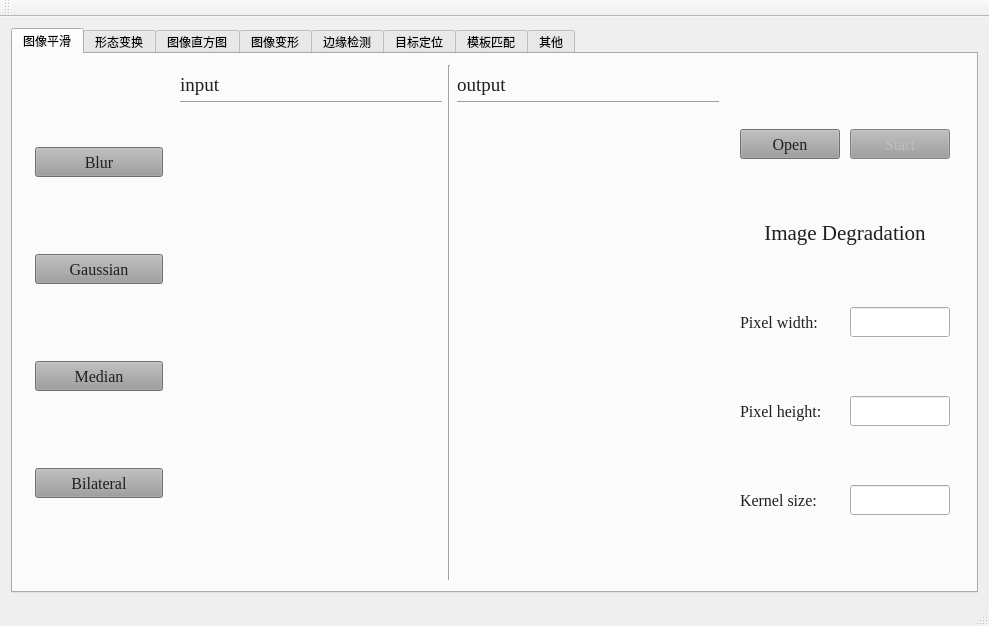
First picture: the form in Hi_Opencv/Hi_Opencv/Hi_Opencv.ui, repository weifenglin/opencv, before the edit.
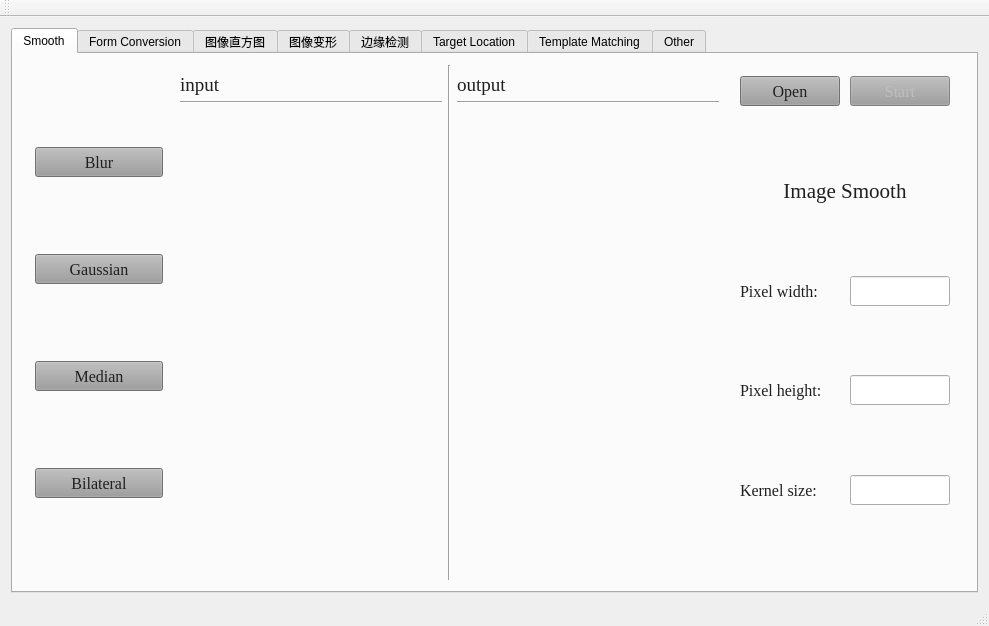
Second picture: the form after the edit. The open tabs and pages were chosen to show the change. Icons and pictures are not drawn.

The edit to the form file:
```diff
--- a/Hi_Opencv/Hi_Opencv/Hi_Opencv.ui
+++ b/Hi_Opencv/Hi_Opencv/Hi_Opencv.ui
@@ -37,7 +37,7 @@
       </property>
       <widget class="QWidget" name="tab">
        <attribute name="title">
-        <string>图像平滑</string>
+        <string>Smooth</string>
        </attribute>
        <layout class="QHBoxLayout" name="horizontalLayout_14">
         <item>
@@ -451,6 +451,19 @@
              </item>
             </layout>
            </item>
+           <item>
+            <spacer name="verticalSpacer">
+             <property name="orientation">
+              <enum>Qt::Vertical</enum>
+             </property>
+             <property name="sizeHint" stdset="0">
+              <size>
+               <width>20</width>
+               <height>40</height>
+              </size>
+             </property>
+            </spacer>
+           </item>
            <item>
             <widget class="QLabel" name="label_3">
              <property name="sizePolicy">
@@ -485,13 +498,26 @@
 color: rgb(31, 31, 31);</string>
              </property>
              <property name="text">
-              <string>Image Degradation</string>
+              <string>Image Smooth</string>
              </property>
              <property name="alignment">
               <set>Qt::AlignCenter</set>
              </property>
             </widget>
            </item>
+           <item>
+            <spacer name="verticalSpacer_2">
+             <property name="orientation">
+              <enum>Qt::Vertical</enum>
+             </property>
+             <property name="sizeHint" stdset="0">
+              <size>
+               <width>20</width>
+               <height>40</height>
+              </size>
+             </property>
+            </spacer>
+           </item>
            <item>
             <layout class="QHBoxLayout" name="horizontalLayout_3">
              <item>
@@ -556,6 +582,19 @@
              </item>
             </layout>
            </item>
+           <item>
+            <spacer name="verticalSpacer_3">
+             <property name="orientation">
+              <enum>Qt::Vertical</enum>
+             </property>
+             <property name="sizeHint" stdset="0">
+              <size>
+               <width>20</width>
+               <height>40</height>
+              </size>
+             </property>
+            </spacer>
+           </item>
            <item>
             <layout class="QHBoxLayout" name="horizontalLayout_4">
              <item>
@@ -620,6 +659,19 @@
              </item>
             </layout>
            </item>
+           <item>
+            <spacer name="verticalSpacer_4">
+             <property name="orientation">
+              <enum>Qt::Vertical</enum>
+             </property>
+             <property name="sizeHint" stdset="0">
+              <size>
+               <width>20</width>
+               <height>40</height>
+              </size>
+             </property>
+            </spacer>
+           </item>
            <item>
             <layout class="QHBoxLayout" name="horizontalLayout_5">
              <item>
@@ -684,6 +736,19 @@
              </item>
             </layout>
            </item>
+           <item>
+            <spacer name="verticalSpacer_5">
+             <property name="orientation">
+              <enum>Qt::Vertical</enum>
+             </property>
+             <property name="sizeHint" stdset="0">
+              <size>
+               <width>20</width>
+               <height>40</height>
+              </size>
+             </property>
+            </spacer>
+           </item>
           </layout>
          </widget>
         </item>
@@ -691,7 +756,7 @@
       </widget>
       <widget class="QWidget" name="tab_2">
        <attribute name="title">
-        <string>形态变换</string>
+        <string>Form Conversion</string>
        </attribute>
        <layout class="QHBoxLayout" name="horizontalLayout_15">
         <item>
@@ -2569,7 +2634,7 @@
       </widget>
       <widget class="QWidget" name="tab_6">
        <attribute name="title">
-        <string>目标定位</string>
+        <string>Target Location</string>
        </attribute>
        <layout class="QGridLayout" name="gridLayout_4">
         <item row="1" column="0" rowspan="2">
@@ -2938,7 +3003,7 @@
       </widget>
       <widget class="QWidget" name="tab_7">
        <attribute name="title">
-        <string>模板匹配</string>
+        <string>Template Matching</string>
        </attribute>
        <layout class="QHBoxLayout" name="horizontalLayout_20">
         <item>
@@ -3376,7 +3441,7 @@
       </widget>
       <widget class="QWidget" name="tab_5">
        <attribute name="title">
-        <string>其他</string>
+        <string>Other</string>
        </attribute>
        <layout class="QHBoxLayout" name="horizontalLayout_21">
         <item>
```
Left out of the diff: 335 changed lines with no effect on the pictures.
